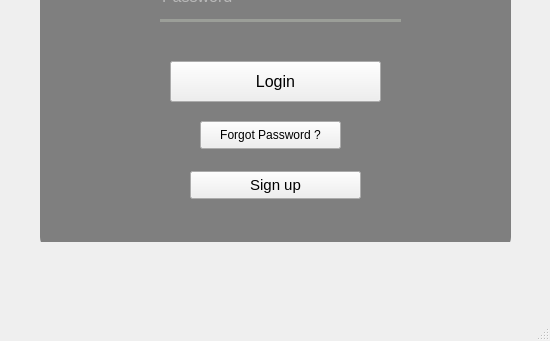
Above: login form.ui from AlphaAnas/database-managment-system-using-SQL-and-PYQT-5-and-PYQT-6 before the change; both pictures show x 0 to 550 and y 309 to 650 of the 550 by 650 pixel window. Below: the same form after it.
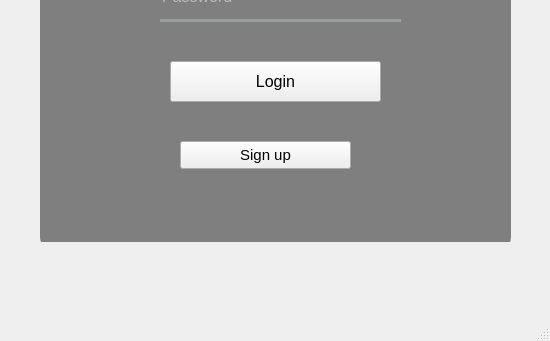
That is the form after the change. Icons and pictures are not drawn.

Commit message:
login screen and signup screens working
sirf check lgana hei

Diff of the .ui file:
```diff
--- a/login form.ui
+++ b/login form.ui
@@ -163,41 +163,11 @@
       <bool>false</bool>
      </property>
     </widget>
-    <widget class="QPushButton" name="forgotbutton">
-     <property name="geometry">
-      <rect>
-       <x>180</x>
-       <y>400</y>
-       <width>141</width>
-       <height>28</height>
-      </rect>
-     </property>
-     <property name="font">
-      <font>
-       <pointsize>9</pointsize>
-      </font>
-     </property>
-     <property name="styleSheet">
-      <string notr="true">QPushButton#pushButton_2{
-color:rgba(255,255,255,230);
-background-color: rgba(200, 100, 100, 130); 
-}
-
-QPushButton#pushButton_2:hover{
-background-color: qlineargradient(spread:pad, x1:0, y1:0.505682, x2:1, y2:0.477, stop:0 rgba(250, 130, 100, 220), stop:1 rgba(105, 118, 132, 226));
-}
-
-</string>
-     </property>
-     <property name="text">
-      <string>Forgot Password ?</string>
-     </property>
-    </widget>
     <widget class="QPushButton" name="signupbutton">
      <property name="geometry">
       <rect>
-       <x>170</x>
-       <y>450</y>
+       <x>160</x>
+       <y>420</y>
        <width>171</width>
        <height>28</height>
       </rect>
```
Left out of the diff: 1 changed line with no effect on the pictures. The commit also changes 8 other files.
